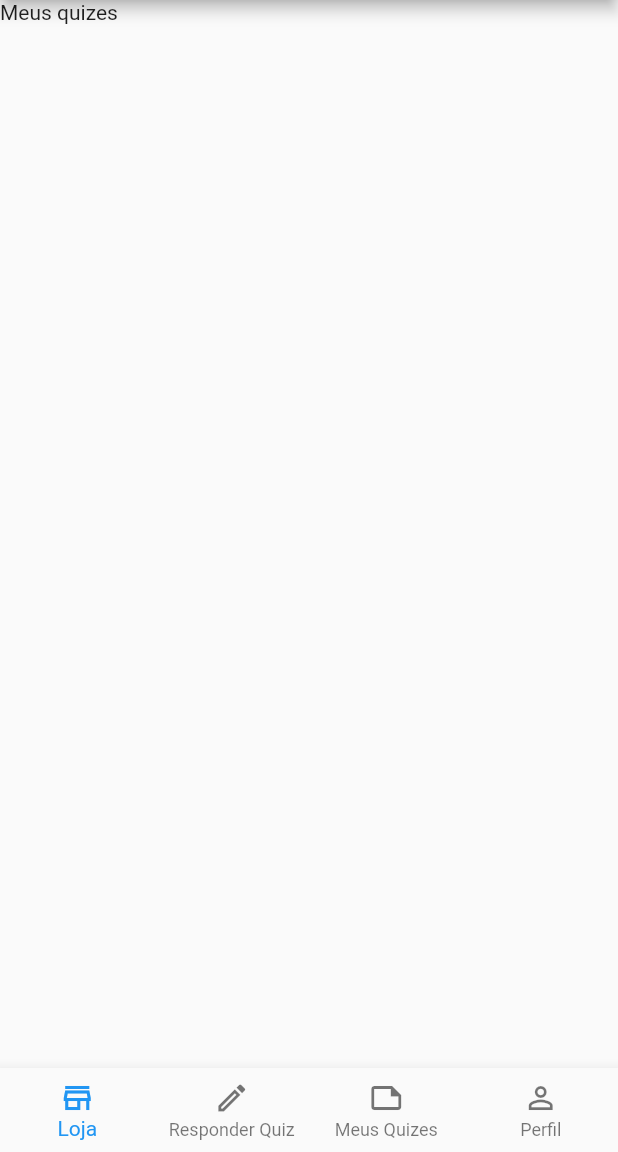
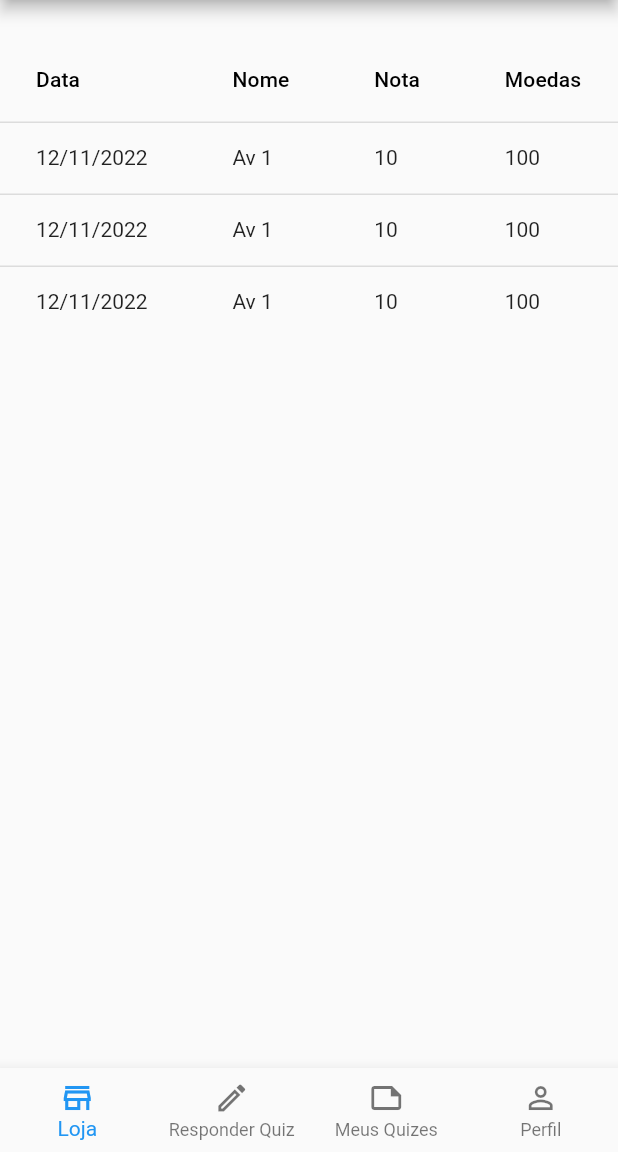
Before and after one commit to luizdebem/revisa-ai-mobile, a Flutter app: the screen it shows after launch, swiped to page 3, on a phone screen of 412 x 824 dp, the part 84-1236 px from its top. Run offline on Flutter 3.47's test engine with Material 2 defaults, Android fonts, the light colour scheme and no system bars; our stand-ins replace carousel_slider, flutter_form_builder.

Commit message:
My Quizzes Screen layout Done

```diff
--- a/lib/screens/home_screen.dart
+++ b/lib/screens/home_screen.dart
@@ -1,5 +1,6 @@
 import 'package:flutter/material.dart';
 import 'package:revisa_ai_mobile/components/base_bottom_nav_bar.dart';
+import 'package:revisa_ai_mobile/screens/my_quizzes_screen.dart';
 import 'package:revisa_ai_mobile/screens/profile_screen.dart';
 import 'package:revisa_ai_mobile/screens/store_screen.dart';
 
@@ -17,7 +18,7 @@ class _HomeScreenState extends State<HomeScreen> {
   final List<Widget> pageList = const [
     StoreScreen(),
     Text("Responder quiz"),
-    Text("Meus quizes"),
+    MyQuizzesScreen(),
     ProfileScreen(),
   ];
 
--- /dev/null
+++ b/lib/screens/my_quizzes_screen.dart
@@ -0,0 +1,59 @@
+import 'package:flutter/material.dart';
+
+class MyQuizzesScreen extends StatefulWidget {
+  const MyQuizzesScreen({Key? key}) : super(key: key);
+
+  @override
+  State<MyQuizzesScreen> createState() => _MyQuizzesScreenState();
+}
+
+class _MyQuizzesScreenState extends State<MyQuizzesScreen> {
+  @override
+  Widget build(BuildContext context) {
+    return SingleChildScrollView(
+      padding: const EdgeInsets.symmetric(vertical: 25),
+      child: DataTable(
+        columns: const [
+          DataColumn(
+            label: Text("Data"),
+          ),
+          DataColumn(
+            label: Text("Nome"),
+          ),
+          DataColumn(
+            label: Text("Nota"),
+          ),
+          DataColumn(
+            label: Text("Moedas"),
+          ),
+        ],
+        rows: const [
+          DataRow(
+            cells: [
+              DataCell(Text("12/11/2022")),
+              DataCell(Text("Av 1")),
+              DataCell(Text("10")),
+              DataCell(Text("100")),
+            ],
+          ),
+          DataRow(
+            cells: [
+              DataCell(Text("12/11/2022")),
+              DataCell(Text("Av 1")),
+              DataCell(Text("10")),
+              DataCell(Text("100")),
+            ],
+          ),
+          DataRow(
+            cells: [
+              DataCell(Text("12/11/2022")),
+              DataCell(Text("Av 1")),
+              DataCell(Text("10")),
+              DataCell(Text("100")),
+            ],
+          ),
+        ],
+      ),
+    );
+  }
+}
```
